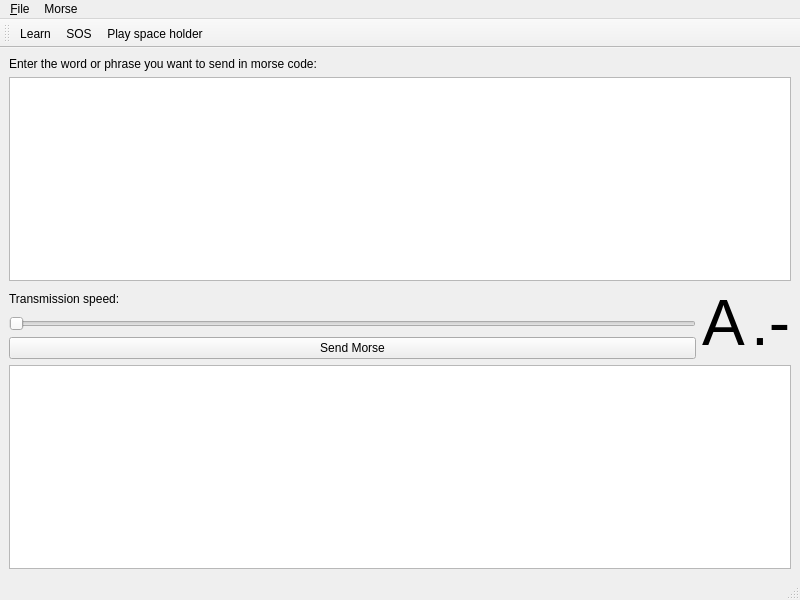
Above: ui/main.ui from vangeytedvg/morsepy before the change. Below: the same form after it.
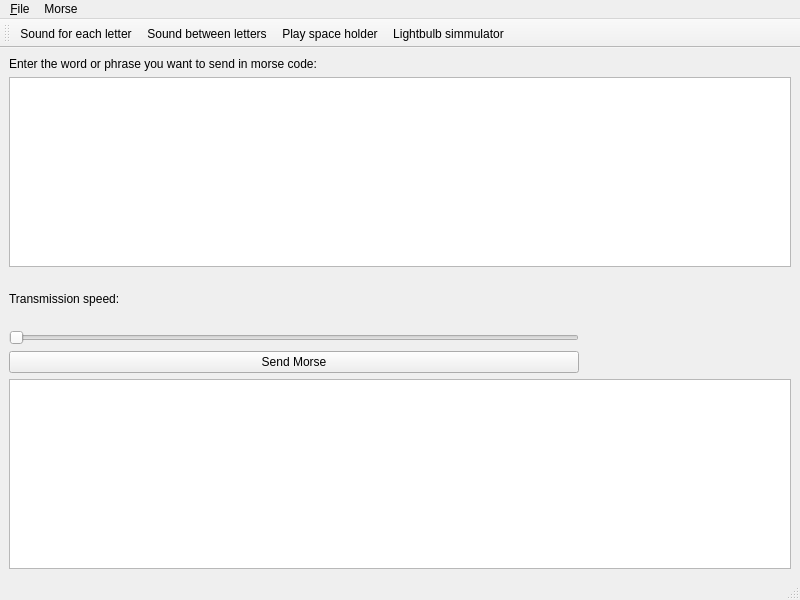
That is the form after the change. Icons and pictures are not drawn.

```diff
--- a/ui/main.ui
+++ b/ui/main.ui
@@ -36,25 +36,49 @@
       </item>
       <item row="2" column="1" rowspan="3">
        <widget class="QLabel" name="lblAlpha">
+        <property name="minimumSize">
+         <size>
+          <width>100</width>
+          <height>100</height>
+         </size>
+        </property>
         <property name="font">
          <font>
           <pointsize>48</pointsize>
          </font>
         </property>
+        <property name="styleSheet">
+         <string notr="true">color: rgb(255, 255, 0);</string>
+        </property>
         <property name="text">
-         <string>A</string>
+         <string/>
+        </property>
+        <property name="alignment">
+         <set>Qt::AlignCenter</set>
         </property>
        </widget>
       </item>
       <item row="2" column="2" rowspan="3">
        <widget class="QLabel" name="lblMorse">
+        <property name="minimumSize">
+         <size>
+          <width>100</width>
+          <height>100</height>
+         </size>
+        </property>
         <property name="font">
          <font>
           <pointsize>48</pointsize>
          </font>
         </property>
+        <property name="styleSheet">
+         <string notr="true">color: rgb(255, 255, 0);</string>
+        </property>
         <property name="text">
-         <string>.-</string>
+         <string/>
+        </property>
+        <property name="alignment">
+         <set>Qt::AlignCenter</set>
         </property>
        </widget>
       </item>
@@ -116,6 +140,9 @@
    <property name="windowTitle">
     <string>toolBar</string>
    </property>
+   <property name="toolButtonStyle">
+    <enum>Qt::ToolButtonTextBesideIcon</enum>
+   </property>
    <attribute name="toolBarArea">
     <enum>TopToolBarArea</enum>
    </attribute>
@@ -125,6 +152,7 @@
    <addaction name="actionLearn"/>
    <addaction name="actionLetter"/>
    <addaction name="actionPlay_space_holder"/>
+   <addaction name="actionLightbulb_simmulator"/>
   </widget>
   <action name="actionE_xit">
    <property name="text">
@@ -140,7 +168,10 @@
      <normaloff>:/icons/imgs/mkey2.png</normaloff>:/icons/imgs/mkey2.png</iconset>
    </property>
    <property name="text">
-    <string>Learn</string>
+    <string>Sound for each letter</string>
+   </property>
+   <property name="toolTip">
+    <string>Sound for each letter</string>
    </property>
    <property name="shortcut">
     <string>Ctrl+L</string>
@@ -155,7 +186,10 @@
      <normaloff>:/icons/imgs/morse-code.png</normaloff>:/icons/imgs/morse-code.png</iconset>
    </property>
    <property name="text">
-    <string>SOS</string>
+    <string>Sound between letters</string>
+   </property>
+   <property name="toolTip">
+    <string>Sound between letters</string>
    </property>
   </action>
   <action name="actionPlay_space_holder">
@@ -170,6 +204,18 @@
     <string>Play space holder</string>
    </property>
   </action>
+  <action name="actionLightbulb_simmulator">
+   <property name="checkable">
+    <bool>true</bool>
+   </property>
+   <property name="icon">
+    <iconset resource="images.qrc">
+     <normaloff>:/icons/imgs/flashlight.png</normaloff>:/icons/imgs/flashlight.png</iconset>
+   </property>
+   <property name="text">
+    <string>Lightbulb simmulator</string>
+   </property>
+  </action>
  </widget>
  <resources>
   <include location="images.qrc"/>
```
Left out of the diff: 1 changed line with no effect on the pictures.
